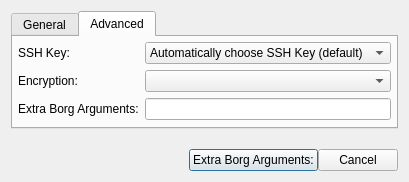
borgbase/vorta, file src/vorta/assets/UI/repoadd.ui: the form before one commit.
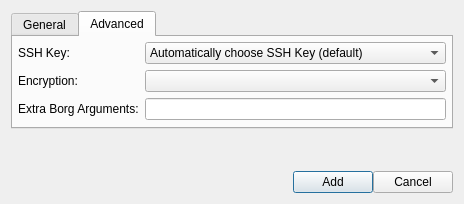
The form after the commit. Icons and pictures are not drawn.

Commit message: Rebase and explicitely set tab index.

```diff
--- a/src/vorta/assets/UI/repoadd.ui
+++ b/src/vorta/assets/UI/repoadd.ui
@@ -2,6 +2,14 @@
 <ui version="4.0">
  <class>AddRepository</class>
  <widget class="QDialog" name="AddRepository">
+  <property name="geometry">
+   <rect>
+    <x>0</x>
+    <y>0</y>
+    <width>464</width>
+    <height>204</height>
+   </rect>
+  </property>
   <property name="modal">
    <bool>true</bool>
   </property>
@@ -212,7 +220,7 @@
      <item>
       <widget class="QPushButton" name="saveButton">
        <property name="text">
-        <string>Extra Borg Arguments:</string>
+        <string>Add</string>
        </property>
       </widget>
      </item>
```
Left out of the diff: 26 changed lines with no effect on the pictures. The commit also changes 1 other file.
